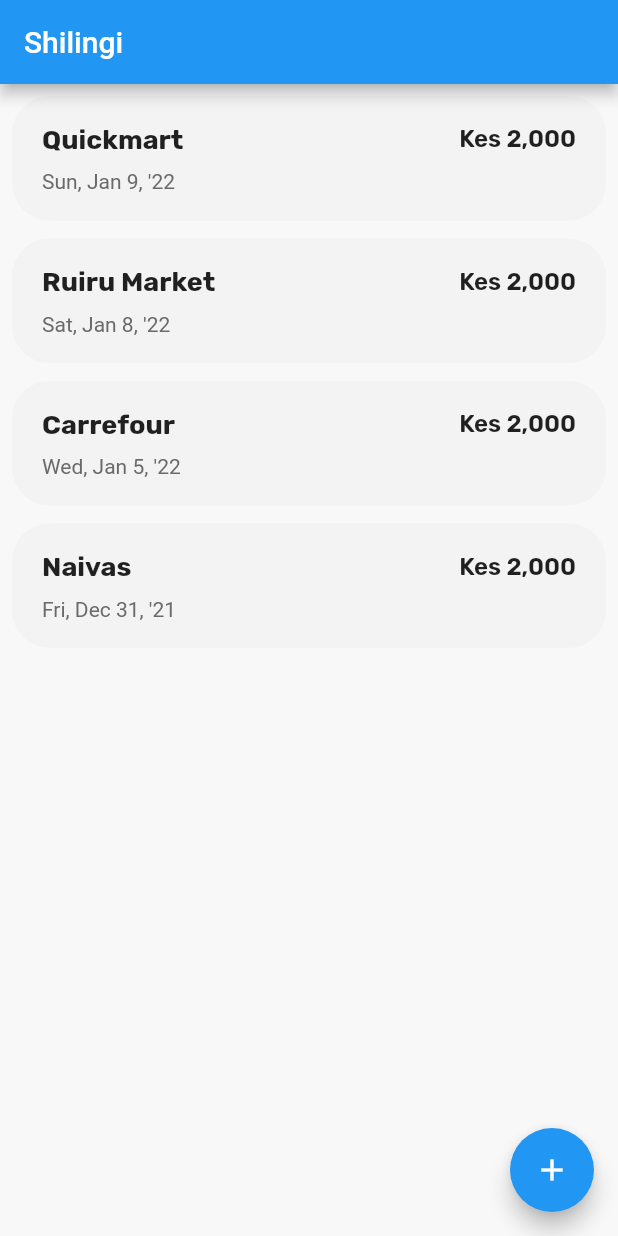
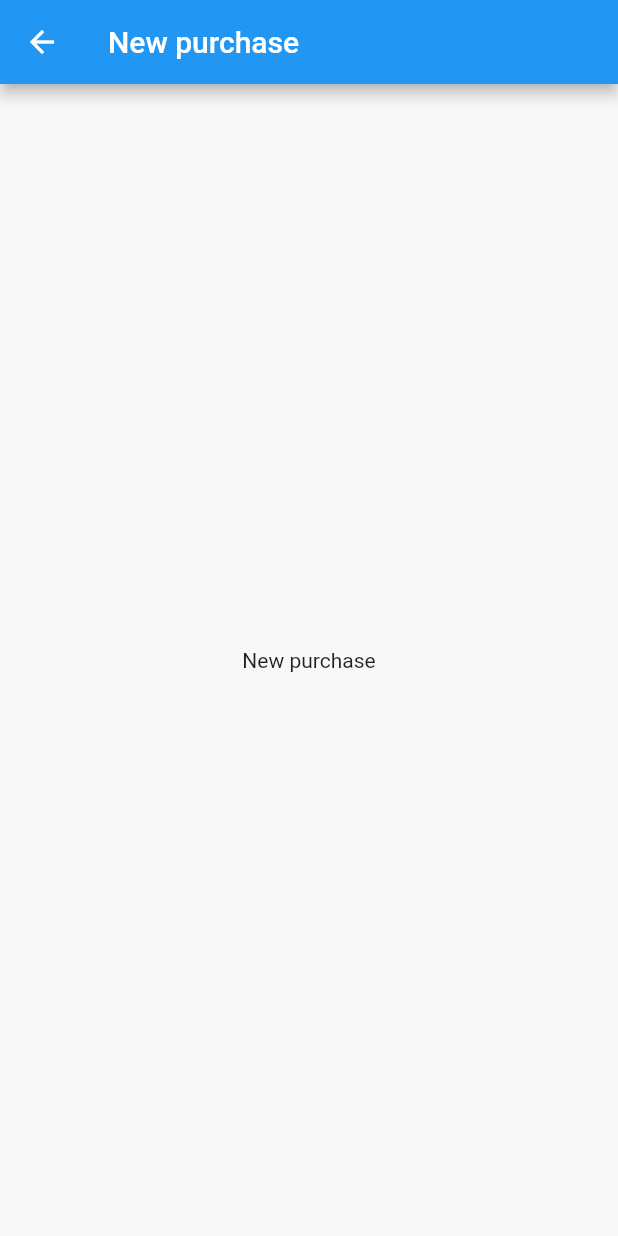
Before and after one commit to sanjeevbishnoi/shilingi, a Flutter app: the screen it shows after launch, after a tap on the "add" icon, on a phone screen of 412 x 824 dp. Run offline on Flutter 3.47's test engine with Material 2 defaults, Android fonts, the phone set to English and light mode, and no system bars; our stand-ins replace google_fonts.

Commit message:
add new purchase page

```diff
--- a/app-flutter/lib/main.dart
+++ b/app-flutter/lib/main.dart
@@ -18,7 +18,10 @@ class MyApp extends StatelessWidget {
         primarySwatch: Colors.blue,
       ),
       initialRoute: '/',
-      routes: {'/': (context) => const PurchasesPage()},
+      routes: {
+        '/': (context) => const PurchasesPage(),
+        '/new-purchase': (context) => const NewPurchasePage()
+      },
     );
   }
 }
--- /dev/null
+++ b/app-flutter/lib/src/pages/new_purchase.dart
@@ -0,0 +1,18 @@
+import 'package:flutter/material.dart';
+
+class NewPurchasePage extends StatefulWidget {
+  const NewPurchasePage([Key? key]) : super(key: key);
+
+  @override
+  State createState() => _NewPurchasePageState();
+}
+
+class _NewPurchasePageState extends State<NewPurchasePage> {
+  @override
+  Widget build(BuildContext context) {
+    return Scaffold(
+        appBar: AppBar(title: const Text('New purchase')),
+        backgroundColor: const Color(0xFFF8F8F8),
+        body: const Center(child: Text('New purchase')));
+  }
+}
--- a/app-flutter/lib/src/pages/pages.dart
+++ b/app-flutter/lib/src/pages/pages.dart
@@ -1 +1,2 @@
 export './purchases.dart';
+export './new_purchase.dart';
--- a/app-flutter/lib/src/pages/purchases.dart
+++ b/app-flutter/lib/src/pages/purchases.dart
@@ -48,8 +48,11 @@ class _PurchasesPageState extends State<PurchasesPage> {
         ]),
       ),
       backgroundColor: const Color(0xFFF8F8F8),
-      floatingActionButton:
-          FloatingActionButton(child: const Icon(Icons.add), onPressed: () {}),
+      floatingActionButton: FloatingActionButton(
+          child: const Icon(Icons.add),
+          onPressed: () {
+            Navigator.pushNamed(context, '/new-purchase');
+          }),
     );
   }
 }
```
